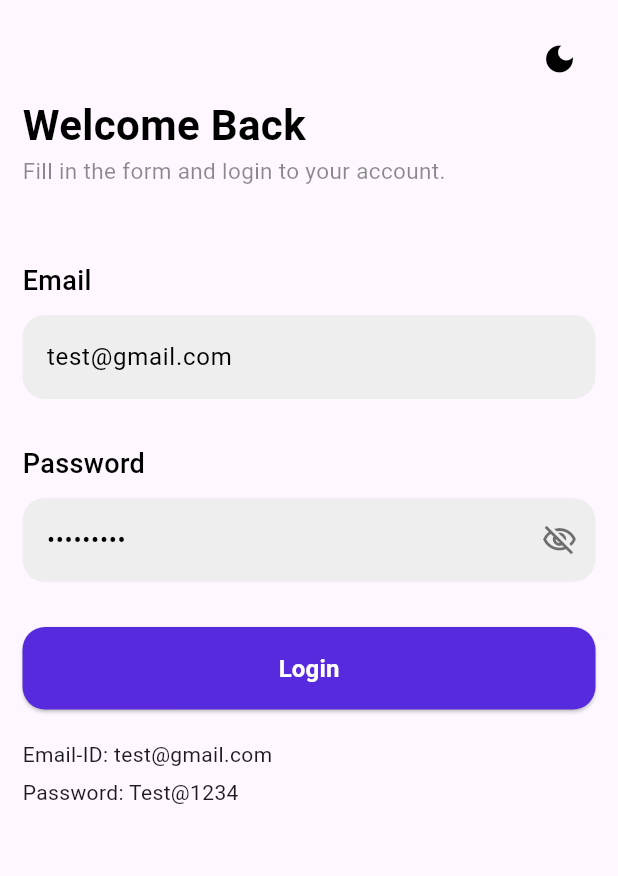
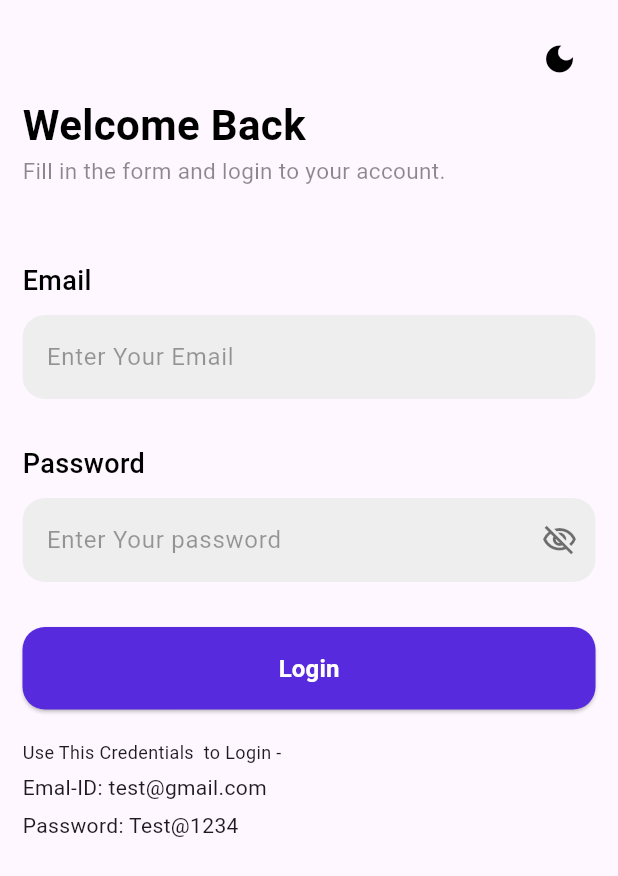
Before and after one commit to pallavipradhan5578/stock_app, a Flutter app: the screen it shows after launch, on a phone screen of 412 x 824 dp. Shown: the top 876 px of the screen. Run offline on Flutter 3.47's test engine with Material 3 defaults, Android fonts, the phone set to English and light mode, and no system bars; our stand-ins replace flutter_riverpod, shared_preferences.

Commit message:
updated the code;

```diff
--- /dev/null
+++ b/devtools_options.yaml
@@ -0,0 +1,3 @@
+description: This file stores settings for Dart & Flutter DevTools.
+documentation: https://docs.flutter.dev/tools/devtools/extensions#configure-extension-enablement-states
+extensions:
--- a/lib/common_widgets/common_text_field.dart
+++ b/lib/common_widgets/common_text_field.dart
@@ -7,6 +7,7 @@ class CommonTextField extends StatefulWidget {
   final TextInputType keyboardType;
   final String? Function(String?)? validator;
   final Function(String? value)? onChanged;
+  final Icon? prefixIcon;
 
   const CommonTextField({
     super.key,
@@ -16,6 +17,7 @@ class CommonTextField extends StatefulWidget {
     this.keyboardType = TextInputType.text,
     this.validator,
     this.onChanged,
+    this.prefixIcon,
   });
 
   @override
@@ -39,14 +41,17 @@ class _CommonTextFieldState extends State<CommonTextField> {
       controller: widget.controller,
       obscureText: widget.isPassword ? _obscureText : false,
       keyboardType: widget.keyboardType,
+
       style: TextStyle(color: isDarkMode ? Colors.white : Colors.black),
       decoration: InputDecoration(
+
         hintText: widget.hintText,
         hintStyle: TextStyle(
           color: isDarkMode ? Colors.white54 : Colors.black38,
           fontWeight: FontWeight.w400,
           fontSize: 16,
         ),
+        prefixIcon: widget.prefixIcon,
         filled: true,
         fillColor: isDarkMode ? Colors.grey.shade800 : Colors.grey.shade200,
         border: OutlineInputBorder(
@@ -69,6 +74,7 @@ class _CommonTextFieldState extends State<CommonTextField> {
               )
             : null,
       ),
+
       validator: widget.validator,
       onChanged: (value){
         widget.onChanged?.call(value);
--- a/lib/features/auth/view/login_page.dart
+++ b/lib/features/auth/view/login_page.dart
@@ -96,7 +96,14 @@ class LoginPage extends ConsumerWidget {
                   child: Column(
                     crossAxisAlignment: CrossAxisAlignment.start,
                     children: [
-                      Text("Email-ID: test@gmail.com"),
+                      Text("Use This Credentials  to Login -",
+
+                      style: TextStyle(
+                        fontSize: 12
+                      ),
+                      ),
+                      SizedBox(height: SizeConstants.smallPadding),
+                      Text("Emal-ID: test@gmail.com"),
                       SizedBox(height: SizeConstants.smallPadding),
                       Text("Password: Test@1234")
                     ],
--- a/lib/features/auth/view_model/login_notifier.dart
+++ b/lib/features/auth/view_model/login_notifier.dart
@@ -10,9 +10,9 @@ class LoginNotifier extends ChangeNotifier {
   final UseCases authUseCase;
   LoginNotifier(this.authUseCase);
   final TextEditingController emailController =
-      TextEditingController(text: "test@gmail.com");
+      TextEditingController();
   final TextEditingController passwordController =
-      TextEditingController(text: "Test@1234");
+      TextEditingController();
   bool isLoading = false;
 
   Future<void> login(BuildContext context) async {
@@ -44,7 +44,8 @@ class LoginNotifier extends ChangeNotifier {
         // Save token
         String token = response?.jwt ?? "";
         await SharedPref.saveToken(token);
-
+        emailController.clear();
+        passwordController.clear();
         // Navigate to home page
         Navigator.pushReplacementNamed(context, '/home');
       } else {
--- a/lib/features/home/repository/home_repository.dart
+++ b/lib/features/home/repository/home_repository.dart
@@ -6,6 +6,7 @@ import 'package:stoke/features/home/model/search_model.dart';
 
 class HomeRepository {
   Future<List<SearchResponseDataModel>> searchStocks(String query) async {
+    print(query);
     final authToken = await SharedPref.getToken();
     final url = Uri.parse(
         'https://illuminate-production.up.railway.app/api/stocks/search?query=$query');
--- a/pubspec.yaml
+++ b/pubspec.yaml
@@ -67,8 +67,8 @@ flutter:
   uses-material-design: true
 
   # To add assets to your application, add an assets section, like this:
-  # assets:
-  #   - images/a_dot_burr.jpeg
+  assets:
+    - assets/
   #   - images/a_dot_ham.jpeg
 
   # An image asset can refer to one or more resolution-specific "variants", see
```
Also changed, not shown: lib/features/home/view/home_page.dart (+17 -0 lines), lib/features/home/view_model/home_notifier.dart (+8 -0 lines), assets/market-research.png (added), pubspec.lock, 126 other files.
